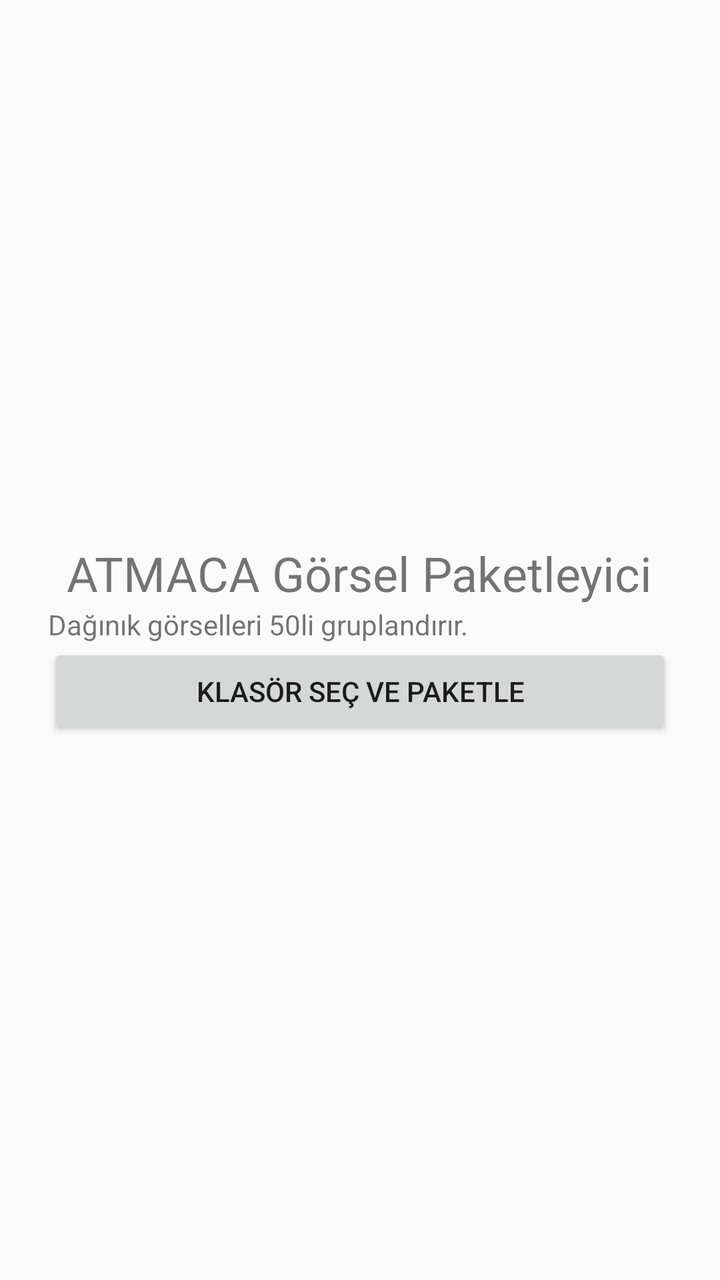
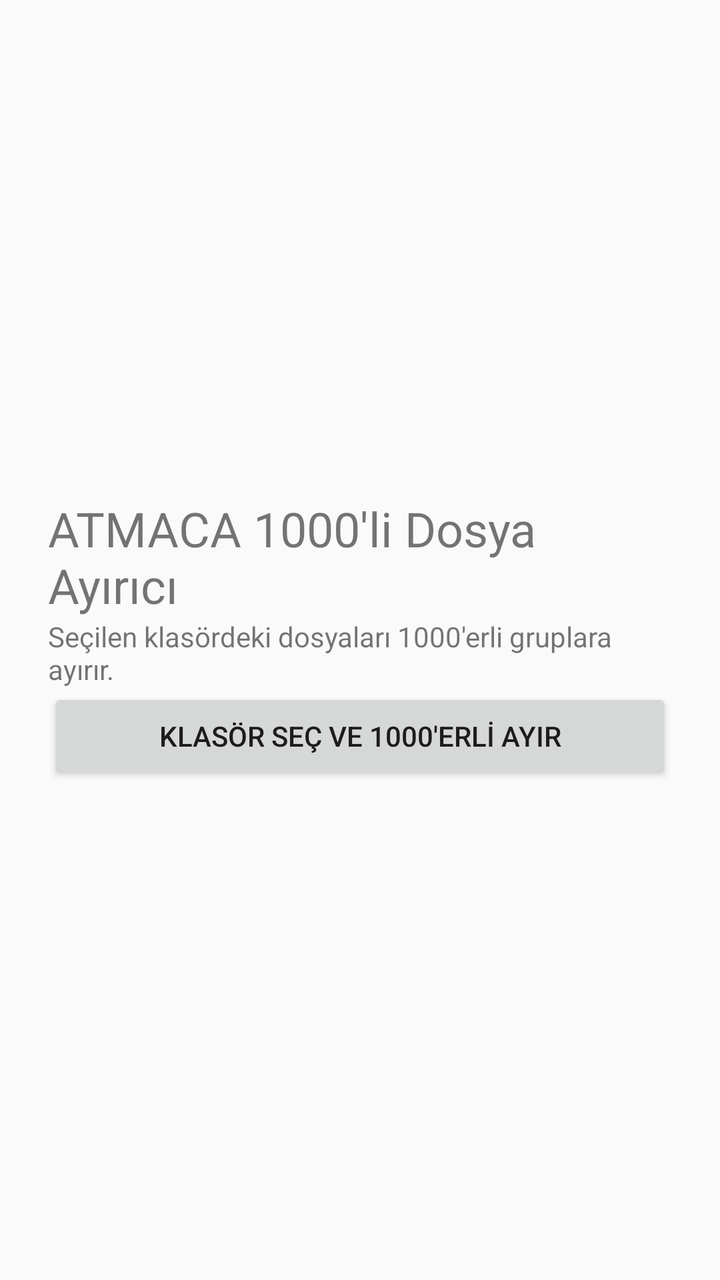

Before-and-after screenshots of an Android layout around one commit, followed by the original layout XML and the change that was made.
<!-- AndroidManifest.xml: application theme AppTheme -->
<!-- res/layout/activity_main.xml -->
<LinearLayout xmlns:android="http://schemas.android.com/apk/res/android" android:layout_width="match_parent" android:layout_height="match_parent" android:orientation="vertical" android:gravity="center" android:padding="24dp"><TextView android:layout_width="wrap_content" android:layout_height="wrap_content" android:text="ATMACA Görsel Paketleyici" android:textSize="24sp"/><TextView android:id="@+id/status" android:layout_width="match_parent" android:layout_height="wrap_content" android:text="Dağınık görselleri 50li gruplandırır."/><Button android:id="@+id/select" android:layout_width="match_parent" android:layout_height="wrap_content" android:text="KLASÖR SEÇ VE PAKETLE"/></LinearLayout>
<!-- resources referenced by this layout -->
<resources>
  <style name="AppTheme" parent="Theme.AppCompat.DayNight.NoActionBar" />
</resources>

<!-- the commit's change to res/layout/activity_main.xml (unified diff, before → after) -->
@@ -1 +1 @@
-<LinearLayout xmlns:android="http://schemas.android.com/apk/res/android" android:layout_width="match_parent" android:layout_height="match_parent" android:orientation="vertical" android:gravity="center" android:padding="24dp"><TextView android:layout_width="wrap_content" android:layout_height="wrap_content" android:text="ATMACA Görsel Paketleyici" android:textSize="24sp"/><TextView android:id="@+id/status" android:layout_width="match_parent" android:layout_height="wrap_content" android:text="Dağınık görselleri 50li gruplandırır."/><Button android:id="@+id/select" android:layout_width="match_parent" android:layout_height="wrap_content" android:text="KLASÖR SEÇ VE PAKETLE"/></LinearLayout>
+<LinearLayout xmlns:android="http://schemas.android.com/apk/res/android" android:layout_width="match_parent" android:layout_height="match_parent" android:orientation="vertical" android:gravity="center" android:padding="24dp"><TextView android:layout_width="wrap_content" android:layout_height="wrap_content" android:text="ATMACA 1000'li Dosya Ayırıcı" android:textSize="24sp"/><TextView android:id="@+id/status" android:layout_width="match_parent" android:layout_height="wrap_content" android:text="Seçilen klasördeki dosyaları 1000'erli gruplara ayırır."/><Button android:id="@+id/select" android:layout_width="match_parent" android:layout_height="wrap_content" android:text="KLASÖR SEÇ VE 1000'ERLİ AYIR"/></LinearLayout>
